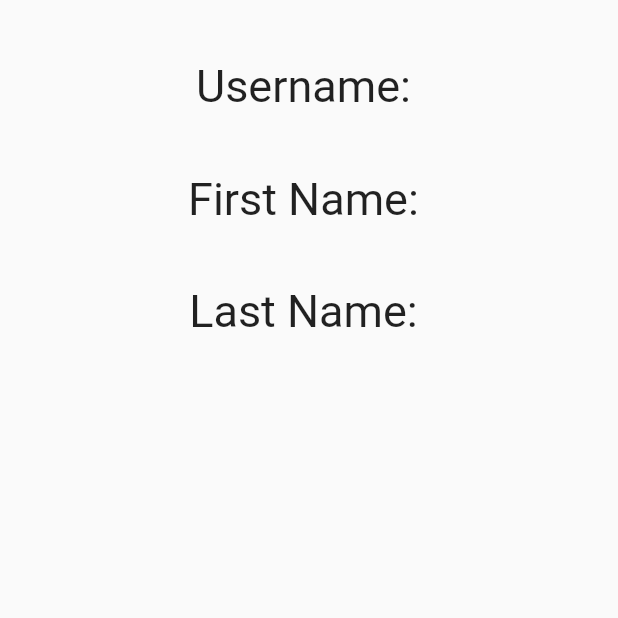
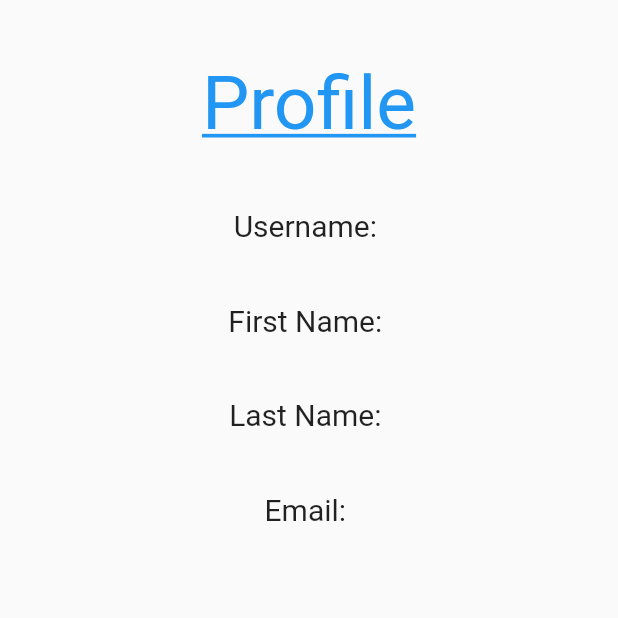
Before and after one commit to andreww0321/idk_what_to_eat_flutter, a Flutter app: the Profile screen opened directly with empty values, on a phone screen of 412 x 824 dp, the top half of it. Run offline on Flutter 3.47's test engine with Material 2 defaults, Android fonts, the phone set to English and light mode, and no system bars; our stand-ins replace cloud_firestore, file_picker, firebase_auth, firebase_core, firebase_storage, image_picker; accounts and stored records are empty.

Commit message:
Updated profile page

```diff
--- a/lib/profile.dart
+++ b/lib/profile.dart
@@ -19,11 +19,22 @@ class _ProfileState extends State<Profile> {
       body: Center(
         child: Column(
             children: [
+              Padding(
+                  padding: EdgeInsets.fromLTRB(0, 40, 0, 0),
+                  child:Text("Profile",
+                      style: TextStyle(
+                        fontSize: 50,
+                        decoration: TextDecoration.underline,
+                        color: Colors.blue
+                      )
+                  )
+
+              ),
         Padding(
               padding: EdgeInsets.fromLTRB(0, 40, 0, 0),
               child:Text("Username: " + widget.currentUser.username,
                   style: TextStyle(
-                    fontSize: 30,
+                    fontSize: 20,
                   )
               )
 
@@ -32,7 +43,7 @@ class _ProfileState extends State<Profile> {
                   padding:  EdgeInsets.fromLTRB(0, 40, 0, 0),
                   child:Text("First Name: " + widget.currentUser.firstName,
                       style: TextStyle(
-                        fontSize: 30,
+                        fontSize: 20,
                       )
                   )
 
@@ -42,7 +53,16 @@ class _ProfileState extends State<Profile> {
                   padding:  EdgeInsets.fromLTRB(0, 40, 0, 0),
                   child:Text("Last Name: " + widget.currentUser.lastName,
                       style: TextStyle(
-                        fontSize: 30,
+                        fontSize: 20,
+                      )
+                  )
+
+              ),
+              Padding(
+                  padding:  EdgeInsets.fromLTRB(0, 40, 0, 0),
+                  child:Text("Email: " + widget.currentUser.email,
+                      style: TextStyle(
+                        fontSize: 20,
                       )
                   )
 
```
